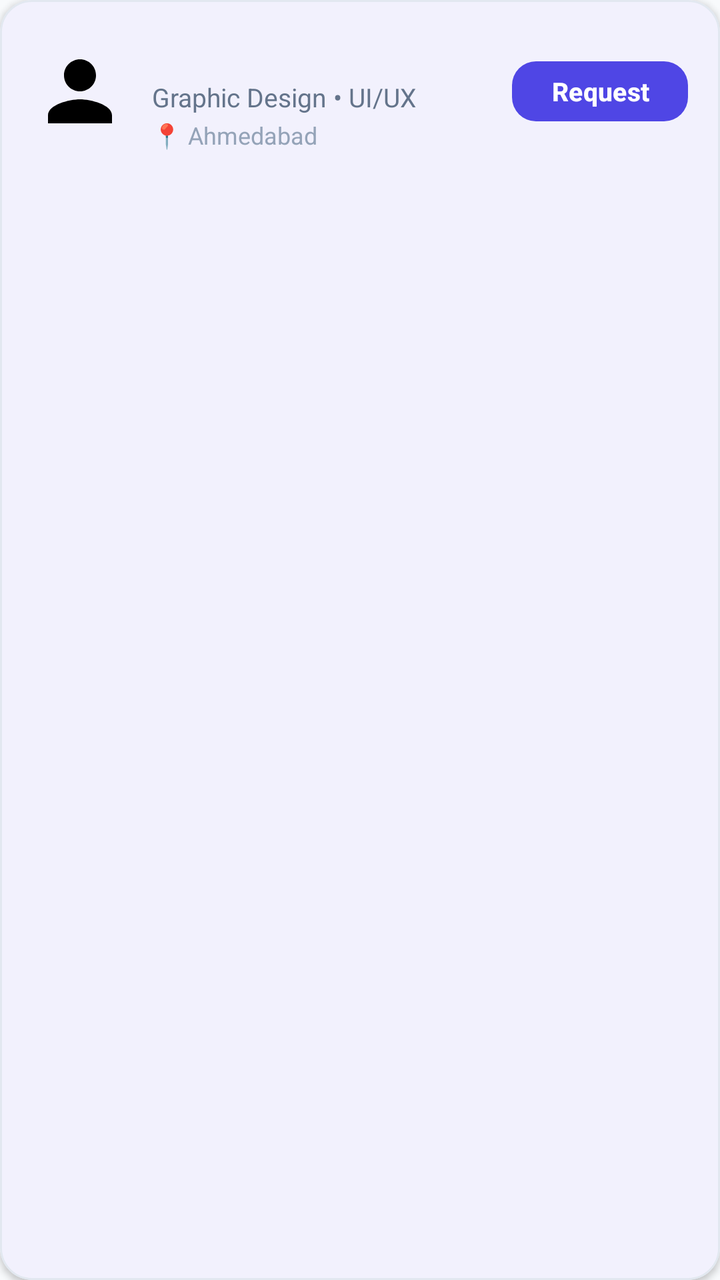
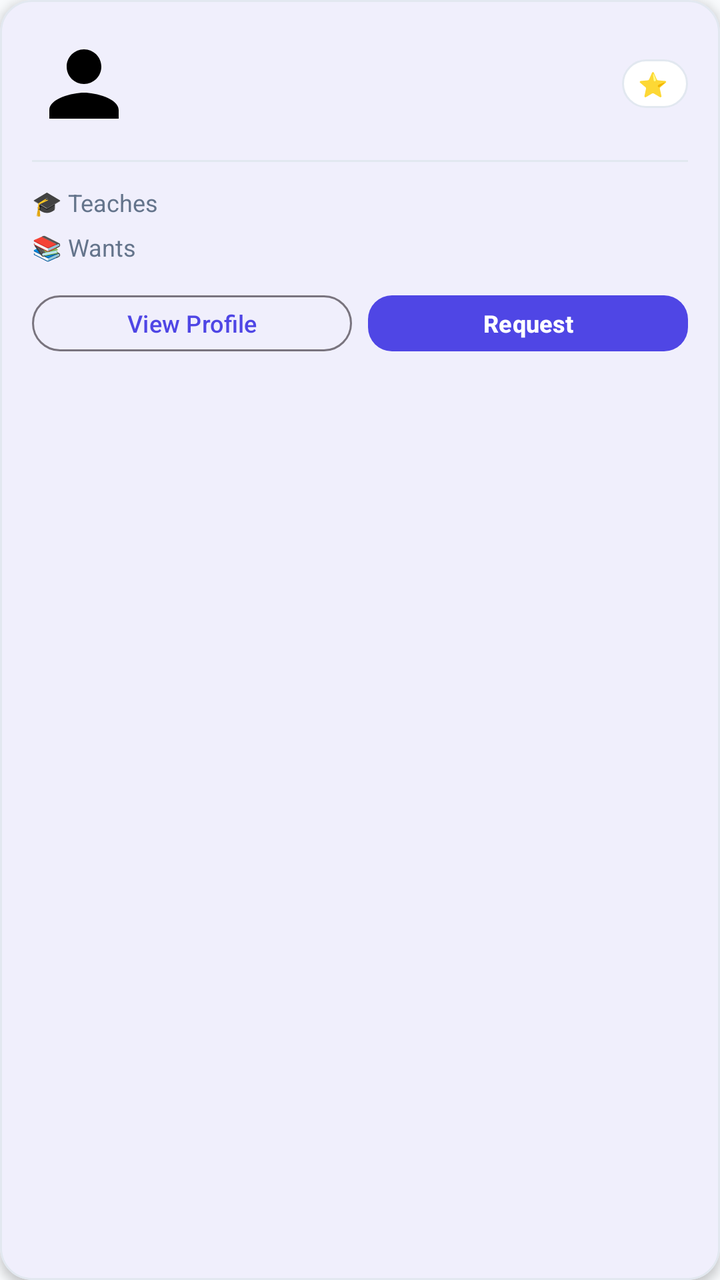

Two renders of the same Android screen: before a commit and after it. Below are the layout's source before the change and the commit's diff.
<!-- AndroidManifest.xml: application theme Theme.SkillBarter -->
<!-- res/layout/item_user_card.xml -->
<?xml version="1.0" encoding="utf-8"?>
<com.google.android.material.card.MaterialCardView xmlns:android="http://schemas.android.com/apk/res/android"
    xmlns:app="http://schemas.android.com/apk/res-auto"
    android:layout_width="match_parent"
    android:layout_height="wrap_content"
    android:layout_marginHorizontal="4dp"
    android:layout_marginVertical="6dp"
    app:cardBackgroundColor="@color/surface_white"
    app:cardCornerRadius="16dp"
    app:cardElevation="2dp"
    app:strokeColor="@color/divider_color"
    app:strokeWidth="1dp">

    <LinearLayout
        android:layout_width="match_parent"
        android:layout_height="wrap_content"
        android:orientation="vertical"
        android:padding="16dp">

        <RelativeLayout
            android:layout_width="match_parent"
            android:layout_height="wrap_content">

            <ImageView
                android:id="@+id/ivAvatar"
                android:layout_width="48dp"
                android:layout_height="48dp"
                android:layout_alignParentStart="true"
                android:layout_centerVertical="true"
                android:src="@drawable/ic_profile" />

            <LinearLayout
                android:layout_width="match_parent"
                android:layout_height="wrap_content"
                android:layout_centerVertical="true"
                android:layout_marginStart="12dp"
                android:layout_toStartOf="@id/btnRequest"
                android:layout_toEndOf="@id/ivAvatar"
                android:orientation="vertical">

                <TextView
                    android:id="@+id/tvUserName"
                    android:layout_width="wrap_content"
                    android:layout_height="wrap_content"
                    android:text=""
                    android:textColor="@color/text_primary"
                    android:textSize="16sp"
                    android:textStyle="bold" />

                <TextView
                    android:id="@+id/tvUserSkills"
                    android:layout_width="wrap_content"
                    android:layout_height="wrap_content"
                    android:layout_marginTop="2dp"
                    android:text="Graphic Design • UI/UX"
                    android:textColor="@color/text_secondary"
                    android:textSize="13sp" />

                <TextView
                    android:id="@+id/tvUserLocation"
                    android:layout_width="wrap_content"
                    android:layout_height="wrap_content"
                    android:layout_marginTop="2dp"
                    android:text="📍 Ahmedabad"
                    android:textColor="@color/text_muted"
                    android:textSize="12sp" />

            </LinearLayout>

            <Button
                android:id="@+id/btnRequest"
                style="@style/Widget.SkillBarter.Button"
                android:layout_width="wrap_content"
                android:layout_height="38dp"
                android:layout_alignParentEnd="true"
                android:layout_centerVertical="true"
                android:paddingHorizontal="16dp"
                android:paddingVertical="0dp"
                android:text="Request"
                android:textSize="13sp" />

        </RelativeLayout>

    </LinearLayout>

</com.google.android.material.card.MaterialCardView>
<!-- resources referenced by this layout -->
<resources>
  <color name="divider_color">#E2E8F0</color>
  <color name="surface_white">#FFFFFF</color>
  <color name="text_muted">#94A3B8</color>
  <color name="text_primary">#0F172A</color>
  <color name="text_secondary">#64748B</color>
  <!-- drawable ic_profile (drawable) -->
  <vector xmlns:android="http://schemas.android.com/apk/res/android"
      android:width="24dp"
      android:height="24dp"
      android:viewportWidth="24"
      android:viewportHeight="24">
    <path
        android:fillColor="#FF000000"
        android:pathData="M12,12c2.21,0 4,-1.79 4,-4s-1.79,-4 -4,-4 -4,1.79 -4,4 1.79,4 4,4zM12,14c-2.67,0 -8,1.34 -8,4v2h16v-2c0,-2.66 -5.33,-4 -8,-4z"/>
  </vector>
  <style name="Widget.SkillBarter.Button" parent="Widget.Material3.Button">
          <item name="backgroundTint">@color/primary</item>
          <item name="android:textColor">@color/white</item>
          <item name="cornerRadius">12dp</item>
          <item name="android:paddingTop">14dp</item>
          <item name="android:paddingBottom">14dp</item>
          <item name="android:textStyle">bold</item>
          <item name="android:textSize">16sp</item>
      </style>
  <style name="Theme.SkillBarter" parent="Base.Theme.SkillBarter" />
  <color name="primary">#4F46E5</color>
  <color name="white">#FFFFFF</color>
  <style name="Base.Theme.SkillBarter" parent="Theme.Material3.DayNight.NoActionBar">
          <item name="colorPrimary">@color/primary</item>
          <item name="colorOnPrimary">@color/white</item>
          <item name="colorPrimaryContainer">@color/primary_light</item>
          <item name="colorOnPrimaryContainer">@color/primary</item>
          <item name="android:colorBackground">@color/bg_light</item>
          <item name="colorSurface">@color/surface_white</item>
          <item name="colorOnSurface">@color/text_primary</item>
          <item name="colorOnSurfaceVariant">@color/text_secondary</item>
          <item name="android:statusBarColor">@color/bg_light</item>
          <item name="android:windowLightStatusBar">true</item>
      </style>
  <color name="primary_light">#EEF2FF</color>
  <color name="bg_light">#F8FAFC</color>
</resources>

<!-- the commit's change to res/layout/item_user_card.xml (unified diff, before → after) -->
@@ -3,11 +3,11 @@
     xmlns:app="http://schemas.android.com/apk/res-auto"
     android:layout_width="match_parent"
     android:layout_height="wrap_content"
-    android:layout_marginHorizontal="4dp"
+    android:layout_marginHorizontal="2dp"
     android:layout_marginVertical="6dp"
     app:cardBackgroundColor="@color/surface_white"
     app:cardCornerRadius="16dp"
-    app:cardElevation="2dp"
+    app:cardElevation="3dp"
     app:strokeColor="@color/divider_color"
     app:strokeWidth="1dp">
 
@@ -17,69 +17,162 @@
         android:orientation="vertical"
         android:padding="16dp">
 
-        <RelativeLayout
+        
+        <LinearLayout
             android:layout_width="match_parent"
-            android:layout_height="wrap_content">
+            android:layout_height="wrap_content"
+            android:gravity="center_vertical"
+            android:orientation="horizontal">
 
             <ImageView
                 android:id="@+id/ivAvatar"
-                android:layout_width="48dp"
-                android:layout_height="48dp"
-                android:layout_alignParentStart="true"
-                android:layout_centerVertical="true"
+                android:layout_width="52dp"
+                android:layout_height="52dp"
                 android:src="@drawable/ic_profile" />
 
             <LinearLayout
-                android:layout_width="match_parent"
+                android:layout_width="0dp"
                 android:layout_height="wrap_content"
-                android:layout_centerVertical="true"
                 android:layout_marginStart="12dp"
-                android:layout_toStartOf="@id/btnRequest"
-                android:layout_toEndOf="@id/ivAvatar"
+                android:layout_weight="1"
                 android:orientation="vertical">
 
                 <TextView
                     android:id="@+id/tvUserName"
                     android:layout_width="wrap_content"
                     android:layout_height="wrap_content"
-                    android:text=""
                     android:textColor="@color/text_primary"
                     android:textSize="16sp"
                     android:textStyle="bold" />
-
-                <TextView
-                    android:id="@+id/tvUserSkills"
-                    android:layout_width="wrap_content"
-                    android:layout_height="wrap_content"
-                    android:layout_marginTop="2dp"
-                    android:text="Graphic Design • UI/UX"
-                    android:textColor="@color/text_secondary"
-                    android:textSize="13sp" />
 
                 <TextView
                     android:id="@+id/tvUserLocation"
                     android:layout_width="wrap_content"
                     android:layout_height="wrap_content"
                     android:layout_marginTop="2dp"
-                    android:text="📍 Ahmedabad"
                     android:textColor="@color/text_muted"
                     android:textSize="12sp" />
 
             </LinearLayout>
 
+            
+            <LinearLayout
+                android:layout_width="wrap_content"
+                android:layout_height="wrap_content"
+                android:background="@drawable/bg_rounded_card"
+                android:gravity="center_vertical"
+                android:orientation="horizontal"
+                android:paddingHorizontal="8dp"
+                android:paddingVertical="4dp">
+
+                <TextView
+                    android:layout_width="wrap_content"
+                    android:layout_height="wrap_content"
+                    android:text="⭐"
+                    android:textSize="12sp" />
+
+                <TextView
+                    android:id="@+id/tvRating"
+                    android:layout_width="wrap_content"
+                    android:layout_height="wrap_content"
+                    android:layout_marginStart="2dp"
+                    android:textColor="@color/text_primary"
+                    android:textSize="12sp"
+                    android:textStyle="bold" />
+
+            </LinearLayout>
+
+        </LinearLayout>
+
+        
+        <View
+            android:layout_width="match_parent"
+            android:layout_height="1dp"
+            android:layout_marginVertical="12dp"
+            android:background="@color/divider_color" />
+
+        
+        <LinearLayout
+            android:layout_width="match_parent"
+            android:layout_height="wrap_content"
+            android:gravity="center_vertical"
+            android:orientation="horizontal">
+
+            <TextView
+                android:layout_width="wrap_content"
+                android:layout_height="wrap_content"
+                android:text="🎓 Teaches"
+                android:textColor="@color/text_secondary"
+                android:textSize="12sp"
+                android:minWidth="80dp" />
+
+            <com.google.android.material.chip.ChipGroup
+                android:id="@+id/chipGroupTeaches"
+                android:layout_width="0dp"
+                android:layout_height="wrap_content"
+                android:layout_weight="1"
+                app:chipSpacingHorizontal="4dp"
+                app:singleLine="true" />
+
+        </LinearLayout>
+
+        
+        <LinearLayout
+            android:layout_width="match_parent"
+            android:layout_height="wrap_content"
+            android:layout_marginTop="6dp"
+            android:gravity="center_vertical"
+            android:orientation="horizontal">
+
+            <TextView
+                android:layout_width="wrap_content"
+                android:layout_height="wrap_content"
+                android:text="📚 Wants"
+                android:textColor="@color/text_secondary"
+                android:textSize="12sp"
+                android:minWidth="80dp" />
+
+            <com.google.android.material.chip.ChipGroup
+                android:id="@+id/chipGroupWants"
+                android:layout_width="0dp"
+                android:layout_height="wrap_content"
+                android:layout_weight="1"
+                app:chipSpacingHorizontal="4dp"
+                app:singleLine="true" />
+
+        </LinearLayout>
+
+        
+        <LinearLayout
+            android:layout_width="match_parent"
+            android:layout_height="wrap_content"
+            android:layout_marginTop="12dp"
+            android:orientation="horizontal">
+
+            <Button
+                android:id="@+id/btnViewProfile"
+                style="@style/Widget.Material3.Button.OutlinedButton"
+                android:layout_width="0dp"
+                android:layout_height="36dp"
+                android:layout_marginEnd="8dp"
+                android:layout_weight="1"
+                android:paddingHorizontal="8dp"
+                android:paddingVertical="0dp"
+                android:text="View Profile"
+                android:textSize="12sp" />
+
             <Button
                 android:id="@+id/btnRequest"
                 style="@style/Widget.SkillBarter.Button"
-                android:layout_width="wrap_content"
-                android:layout_height="38dp"
-                android:layout_alignParentEnd="true"
-                android:layout_centerVertical="true"
-                android:paddingHorizontal="16dp"
+                android:layout_width="0dp"
+                android:layout_height="36dp"
+                android:layout_weight="1"
+                android:paddingHorizontal="8dp"
                 android:paddingVertical="0dp"
                 android:text="Request"
-                android:textSize="13sp" />
+                android:textSize="12sp" />
 
-        </RelativeLayout>
+        </LinearLayout>
 
     </LinearLayout>
 
<!-- resource entries referenced after the edit -->
@@ -5,6 +5,14 @@
   <color name="text_muted">#94A3B8</color>
   <color name="text_primary">#0F172A</color>
   <color name="text_secondary">#64748B</color>
+  <!-- drawable bg_rounded_card (drawable) -->
+  <?xml version="1.0" encoding="utf-8"?>
+  <shape xmlns:android="http://schemas.android.com/apk/res/android"
+      android:shape="rectangle">
+      <solid android:color="@color/surface_white" />
+      <corners android:radius="16dp" />
+      <stroke android:width="1dp" android:color="@color/divider_color" />
+  </shape>
   <!-- drawable ic_profile (drawable) -->
   <vector xmlns:android="http://schemas.android.com/apk/res/android"
       android:width="24dp"
